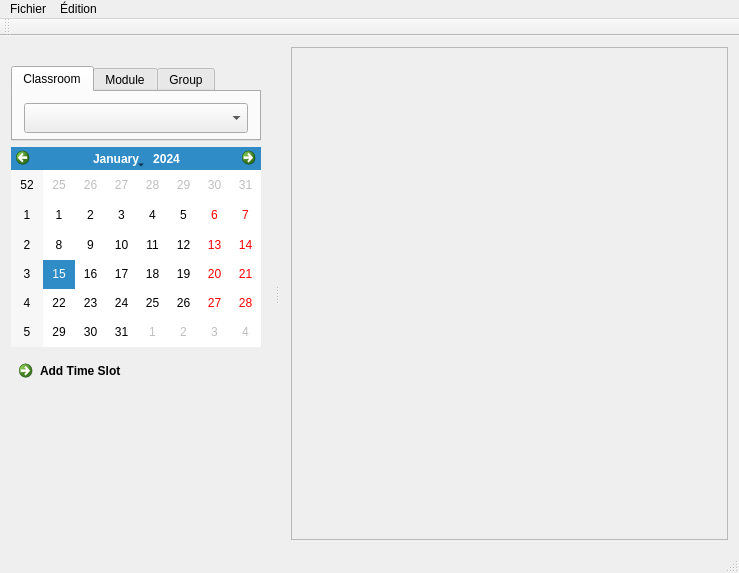
Qt form Gui/mainwindow.ui (JeanCoquet/Zebulon) before a commit.
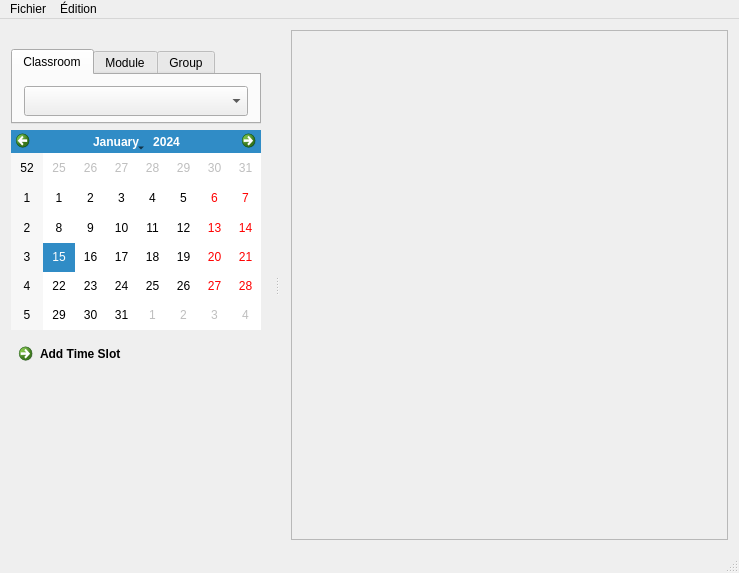
The same form after that commit. Custom widgets are drawn as their Qt base class.

```diff
--- a/Gui/mainwindow.ui
+++ b/Gui/mainwindow.ui
@@ -25,8 +25,8 @@
         <rect>
          <x>0</x>
          <y>0</y>
-         <width>448</width>
-         <height>512</height>
+         <width>308</width>
+         <height>518</height>
         </rect>
        </property>
        <layout class="QVBoxLayout" name="verticalLayout_3">
@@ -66,14 +66,6 @@
    <addaction name="menuFichier"/>
    <addaction name="menu_dition"/>
   </widget>
-  <widget class="QToolBar" name="mainToolBar">
-   <attribute name="toolBarArea">
-    <enum>TopToolBarArea</enum>
-   </attribute>
-   <attribute name="toolBarBreak">
-    <bool>false</bool>
-   </attribute>
-  </widget>
   <widget class="QStatusBar" name="statusBar"/>
   <widget class="QDockWidget" name="dockWidget">
    <property name="minimumSize">
```
